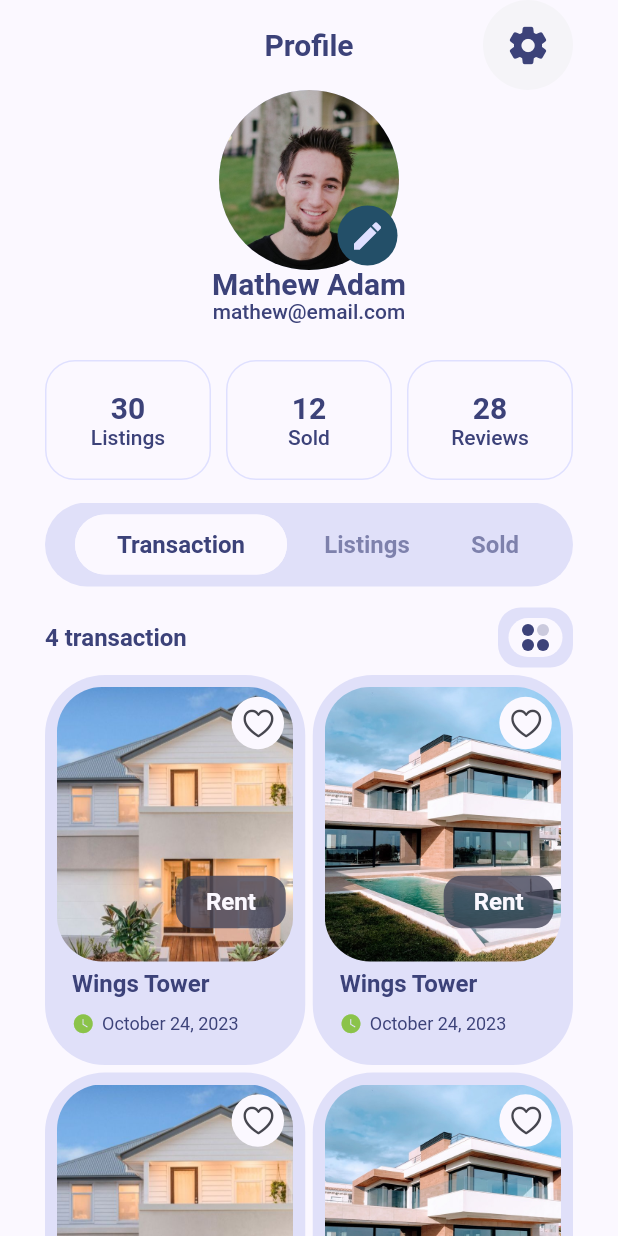
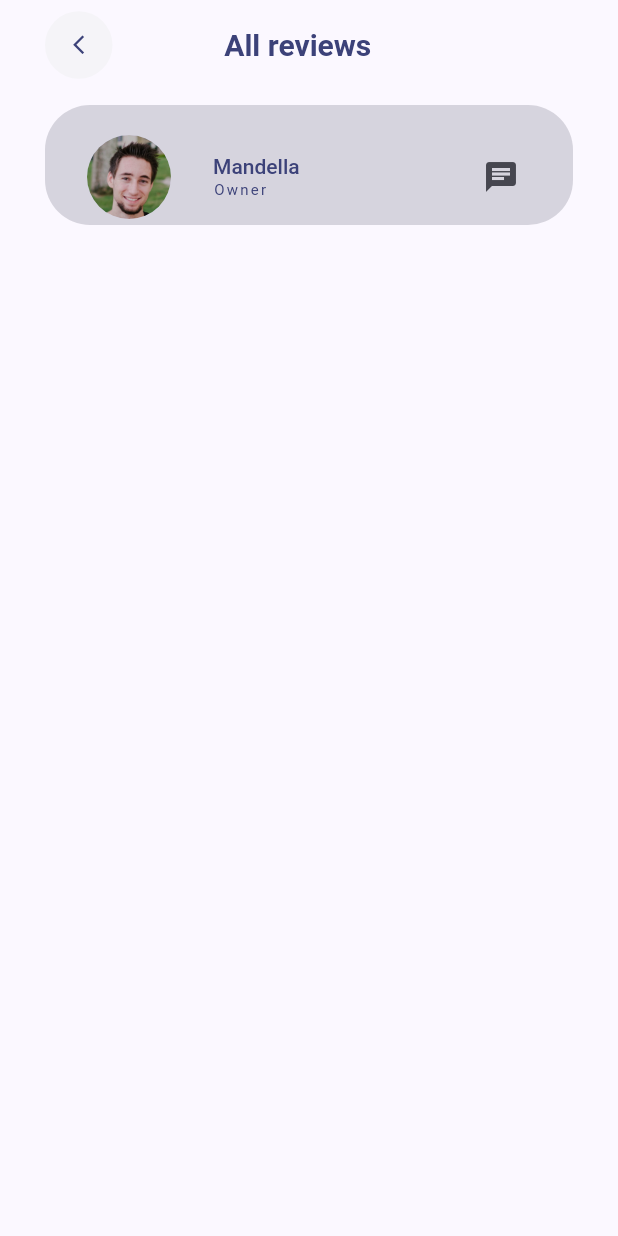
Before and after one commit to toxirjon96/house_trade, a Flutter app: the screen it shows after launch, after a tap on "28", on a phone screen of 412 x 824 dp. Run offline on Flutter 3.47's test engine with Material 2 defaults, Android fonts, the phone set to English and light mode, and no system bars; our stand-ins replace flutter_riverpod, google_fonts.

Commit message:
app modified

```diff
--- a/lib/house_trade_library.dart
+++ b/lib/house_trade_library.dart
@@ -21,6 +21,7 @@ export 'package:house_trade/src/pages/profile_page/widget/p_transaction.dart';
 export 'package:house_trade/src/pages/profile_page/widget/p_listings.dart';
 export 'package:house_trade/src/pages/profile_page/widget/p_house_info_sub_item.dart';
 export 'package:house_trade/src/pages/profile_page/widget/p_edit_profile.dart';
+export 'package:house_trade/src/pages/profile_page/widget/p_all_reviews.dart';
 
 //provider
 export 'package:house_trade/src/provider/profile_state_notifier.dart';
--- a/lib/src/pages/profile_page/profile_page.dart
+++ b/lib/src/pages/profile_page/profile_page.dart
@@ -73,7 +73,13 @@ class ProfilePage extends ConsumerWidget {
                   RowInfoItem(
                     name: "Reviews",
                     count: "28",
-                    onTap: () {},
+                    onTap: () {
+                      Navigator.of(context).push(
+                        MaterialPageRoute(
+                          builder: (ctx) => const AllReviews(),
+                        ),
+                      );
+                    },
                   ),
                 ],
               ),
--- /dev/null
+++ b/lib/src/pages/profile_page/widget/p_all_reviews.dart
@@ -0,0 +1,83 @@
+import 'package:house_trade/house_trade_library.dart';
+
+class AllReviews extends StatelessWidget {
+  const AllReviews({super.key});
+
+  @override
+  Widget build(BuildContext context) {
+    return Scaffold(
+      body: SafeArea(
+        child: Padding(
+          padding: const EdgeInsets.symmetric(horizontal: 30),
+          child: Column(
+            children: [
+              TopAppBar(
+                rightWidget: const SizedBox(width: 60, height: 60),
+                title: "All reviews",
+                leftWidget: AppBarButton(
+                  onPressed: () {
+                    Navigator.of(context).pop();
+                  },
+                  size: 45,
+                  icon: Icon(
+                    Icons.arrow_back_ios_new,
+                    size: 15,
+                    color: Theme.of(context).colorScheme.onPrimaryContainer,
+                  ),
+                ),
+              ),
+              const SizedBox(height: 10),
+              Container(
+                height: 80,
+                width: double.infinity,
+                alignment: Alignment.center,
+                decoration: BoxDecoration(
+                  color: Theme.of(context)
+                      .colorScheme
+                      .onSecondaryContainer
+                      .withOpacity(0.2),
+                  borderRadius: BorderRadius.circular(30),
+                ),
+                child: ListTile(
+                  leading: const CircleAvatar(
+                    radius: 40, // Image radius
+                    backgroundImage: AssetImage("assets/images/user.png"),
+                  ),
+                  title: Column(
+                    mainAxisAlignment: MainAxisAlignment.center,
+                    crossAxisAlignment: CrossAxisAlignment.start,
+                    children: [
+                      Text(
+                        "Mandella",
+                        style: Theme.of(context).textTheme.labelLarge!.copyWith(
+                              color: Theme.of(context)
+                                  .colorScheme
+                                  .onPrimaryContainer,
+                            ),
+                      ),
+                      const SizedBox(height: 2),
+                      Text(
+                        "Owner",
+                        style: Theme.of(context).textTheme.labelSmall!.copyWith(
+                              color: Theme.of(context)
+                                  .colorScheme
+                                  .onPrimaryContainer,
+                            ),
+                      ),
+                    ],
+                  ),
+                  trailing: IconButton(
+                    icon: const Icon(
+                      Icons.chat,
+                    ),
+                    onPressed: () {},
+                  ),
+                ),
+              ),
+            ],
+          ),
+        ),
+      ),
+    );
+  }
+}
```
